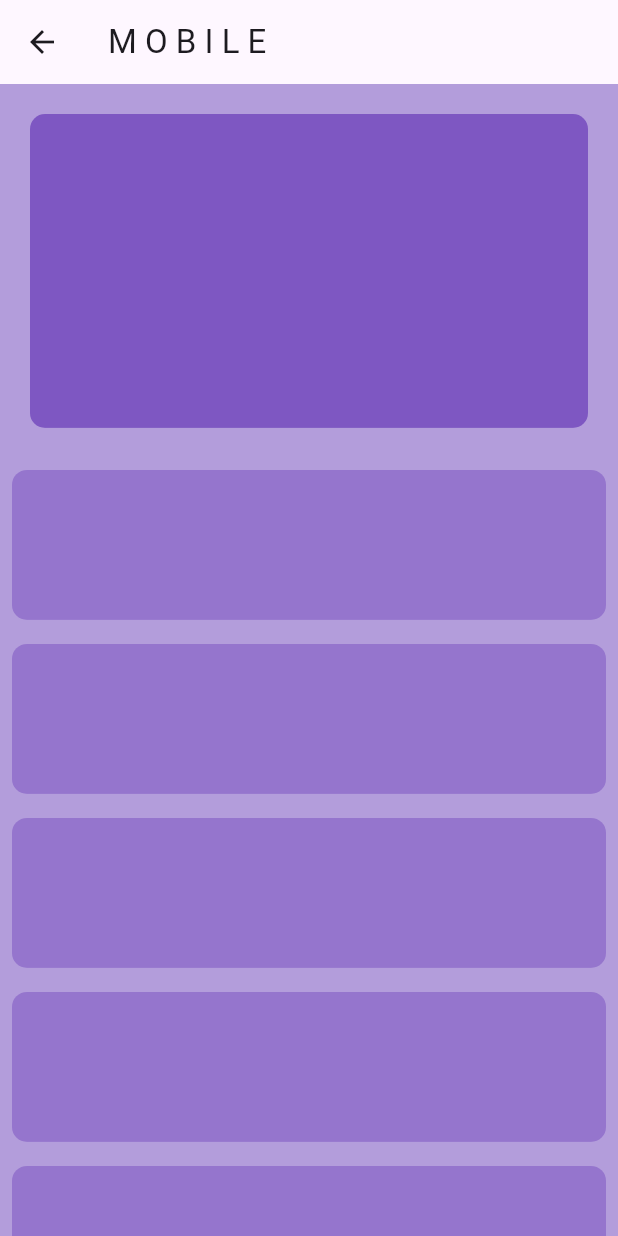
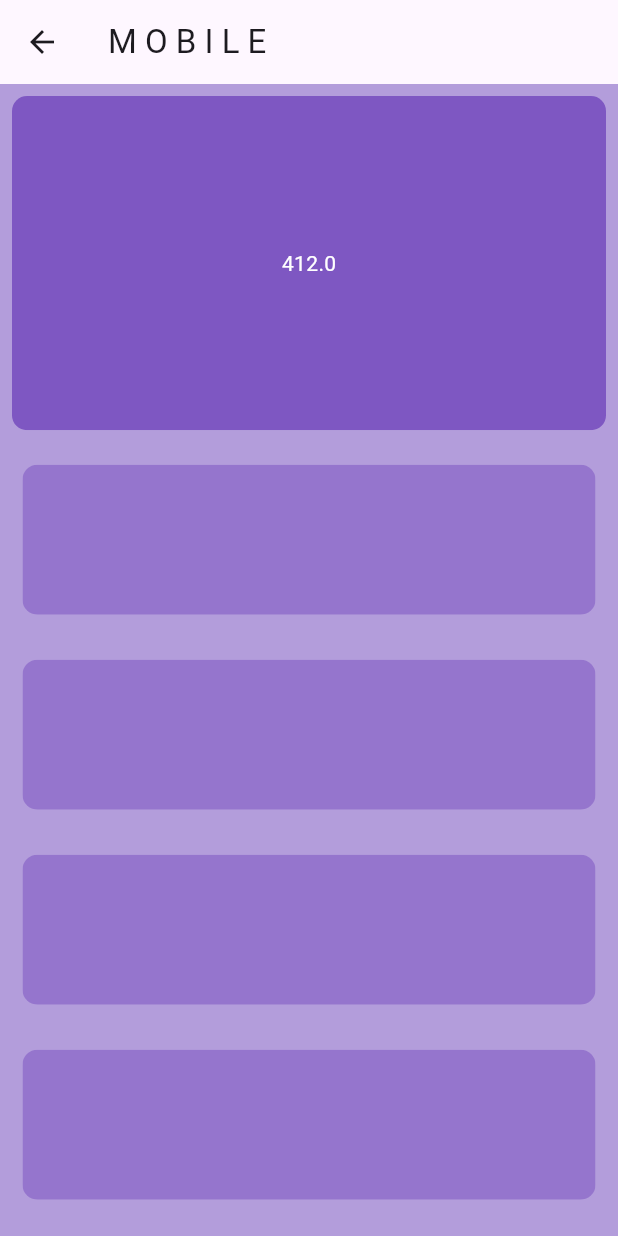
Before and after one commit to ClementPeter/widgets_demo, a Flutter app: the screen it shows after launch, after a tap on "Layout Builder", on a phone screen of 412 x 824 dp. Run offline on Flutter 3.47's test engine with Material 2 defaults, Android fonts, the phone set to English and light mode, and no system bars.

```diff
--- a/lib/main.dart
+++ b/lib/main.dart
@@ -3,6 +3,7 @@ import 'package:widgets_demo/responsive_layout/desktop_body.dart';
 import 'package:widgets_demo/responsive_layout/layout_builder.dart';
 import 'package:widgets_demo/reorderble_list.dart';
 import 'package:widgets_demo/responsive_layout/mobile_body.dart';
+import 'package:widgets_demo/responsive_layout/tablet_body.dart';
 
 void main() {
   runApp(const MyApp());
@@ -62,9 +63,10 @@ class _MyHomePageState extends State<MyHomePage> {
                 Navigator.push(
                   context,
                   MaterialPageRoute(
-                    builder: (context) => const ResponsiveLayout(
+                    builder: (context) => ResponsiveLayout(
                       mobileBody: MyMobileBody(),
                       desktopBody: MyDesktopBody(),
+                      tabletBody: MyTabletBody(),
                     ),
                   ),
                 );
--- a/lib/responsive_layout/dimension.dart
+++ b/lib/responsive_layout/dimension.dart
@@ -1,3 +1,5 @@
 //set common device dimesion for mobile / tablet / desktop
 
-const mobileWidth = 600;
+const mobileWidth = 500;
+const tabletWidth = 700;
+const desktopWidth = 1000;
--- a/lib/responsive_layout/layout_builder.dart
+++ b/lib/responsive_layout/layout_builder.dart
@@ -4,16 +4,23 @@ import 'package:widgets_demo/responsive_layout/dimension.dart';
 //Using Layout builder to build for different layout
 class ResponsiveLayout extends StatelessWidget {
   const ResponsiveLayout(
-      {super.key, required this.mobileBody, required this.desktopBody});
+      {super.key,
+      required this.mobileBody,
+      required this.desktopBody,
+      required this.tabletBody});
 
   final Widget mobileBody;
   final Widget desktopBody;
+  final Widget tabletBody;
 
   @override
   Widget build(BuildContext context) {
     return LayoutBuilder(builder: (context, constraint) {
       if (constraint.maxWidth < mobileWidth) {
         return mobileBody;
+      } else if (constraint.maxWidth <= desktopWidth &&
+          constraint.maxWidth >= mobileWidth) {
+        return tabletBody;
       } else {
         return desktopBody;
       }
--- a/lib/responsive_layout/mobile_body.dart
+++ b/lib/responsive_layout/mobile_body.dart
@@ -2,10 +2,11 @@ import 'package:flutter/material.dart';
 
 //Mobile UI Demo - Video section and comment section
 class MyMobileBody extends StatelessWidget {
-  const MyMobileBody({super.key});
+  MyMobileBody({super.key});
 
   @override
   Widget build(BuildContext context) {
+    double width = MediaQuery.of(context).size.width;
     return Scaffold(
       backgroundColor: Colors.deepPurple[200],
       appBar: AppBar(
@@ -15,7 +16,7 @@ class MyMobileBody extends StatelessWidget {
         children: [
           //youtube video
           Padding(
-            padding: const EdgeInsets.all(20.0),
+            padding: const EdgeInsets.all(8.0),
             child: AspectRatio(
               aspectRatio: 16 / 9,
               child: ClipRRect(
@@ -23,6 +24,12 @@ class MyMobileBody extends StatelessWidget {
                 child: Container(
                   height: 250,
                   color: Colors.deepPurple[400],
+                  child: Center(
+                    child: Text(
+                      "$width",
+                      style: const TextStyle(color: Colors.white),
+                    ),
+                  ),
                 ),
               ),
             ),
@@ -33,7 +40,7 @@ class MyMobileBody extends StatelessWidget {
               itemCount: 10,
               itemBuilder: (context, index) {
                 return Padding(
-                  padding: const EdgeInsets.all(8.0),
+                  padding: const EdgeInsets.all(15.0),
                   child: ClipRRect(
                     borderRadius: const BorderRadius.all(Radius.circular(10)),
                     child: Container(
```
Also changed, not shown: lib/responsive_layout/desktop_body.dart (+7 -0 lines), lib/responsive_layout/tablet_body.dart (added, +54 -0 lines).
